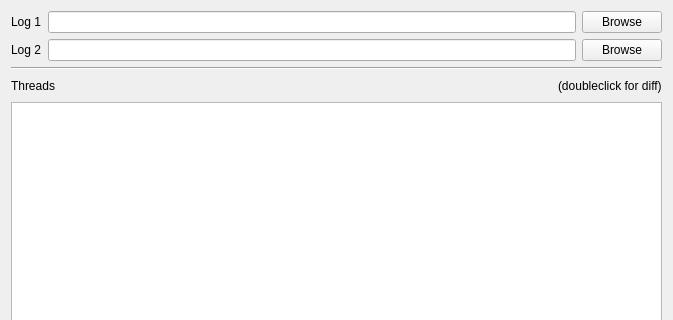
The window that logdiff.ui (harjoc/LogDiff) describes before a commit, drawn with Qt 5; both pictures show x 0 to 673 and y 0 to 320 of the 673 by 484 pixel window.
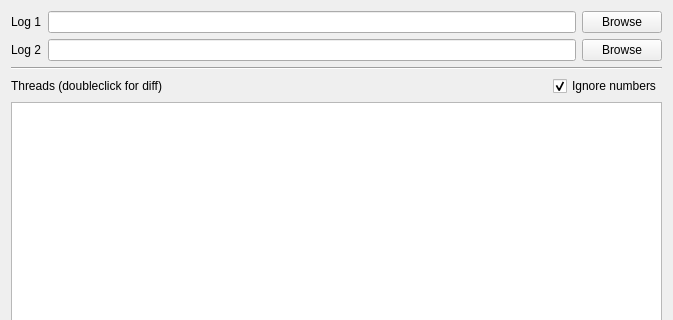
The same window after the commit.

Commit message: multiple diffs, ui tweaks, fixes

```diff
--- a/logdiff.ui
+++ b/logdiff.ui
@@ -81,7 +81,7 @@
       <item>
        <widget class="QLabel" name="label_3">
         <property name="text">
-         <string>Threads</string>
+         <string>Threads (doubleclick for diff)</string>
         </property>
        </widget>
       </item>
@@ -99,9 +99,12 @@
        </spacer>
       </item>
       <item>
-       <widget class="QLabel" name="label_4">
+       <widget class="QCheckBox" name="ignoreNumbersCheck">
         <property name="text">
-         <string>(doubleclick for diff)</string>
+         <string>Ignore numbers</string>
+        </property>
+        <property name="checked">
+         <bool>true</bool>
         </property>
        </widget>
       </item>
```
The commit also changes 2 other files.
